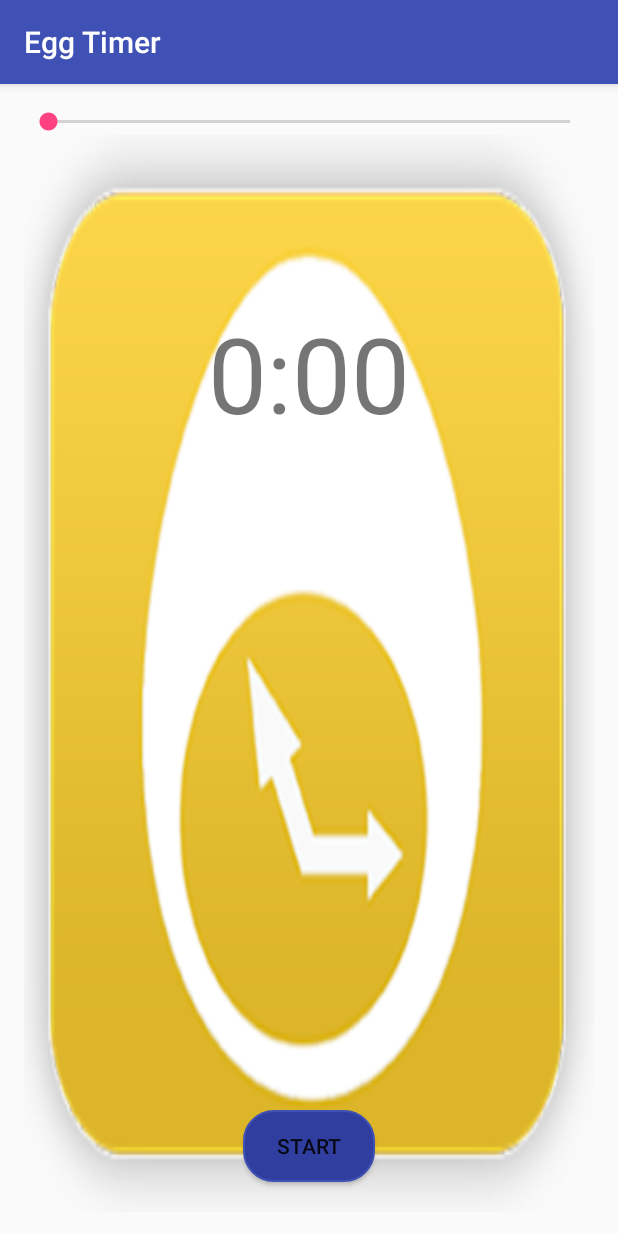
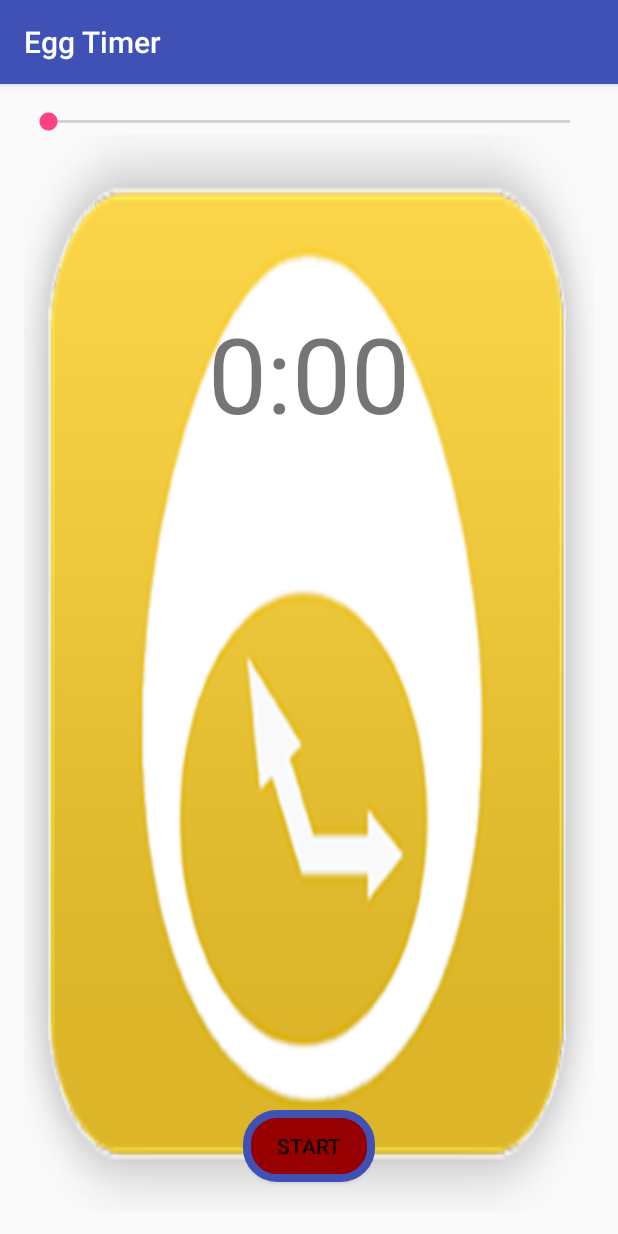
Before and after one commit to KernelFailure/EggTimer, an Android app: the screen it shows after launch (MainActivity), on a phone screen of 412 x 824 dp. Run offline under Robolectric (Android 15) with nearby library versions, the phone set to English and light mode, and no system bars.

Commit message:
Changed color on button to red

```diff
--- a/app/src/main/res/drawable/round_red_button_background.xml
+++ b/app/src/main/res/drawable/round_red_button_background.xml
@@ -4,11 +4,11 @@
     android:shape="rectangle">
 
     <solid
-        android:color="@color/colorPrimaryDark"/>
+        android:color="@color/Toy_Red"/>
 
     <stroke
         android:color="@color/colorPrimary"
-        android:width="1dp"/>
+        android:width="5dp"/>
 
     <corners
         android:topRightRadius="20dp"
--- a/app/src/main/res/values/colors.xml
+++ b/app/src/main/res/values/colors.xml
@@ -3,4 +3,5 @@
     <color name="colorPrimary">#3F51B5</color>
     <color name="colorPrimaryDark">#303F9F</color>
     <color name="colorAccent">#FF4081</color>
+    <color name="Toy_Red">#960001</color>
 </resources>
```
